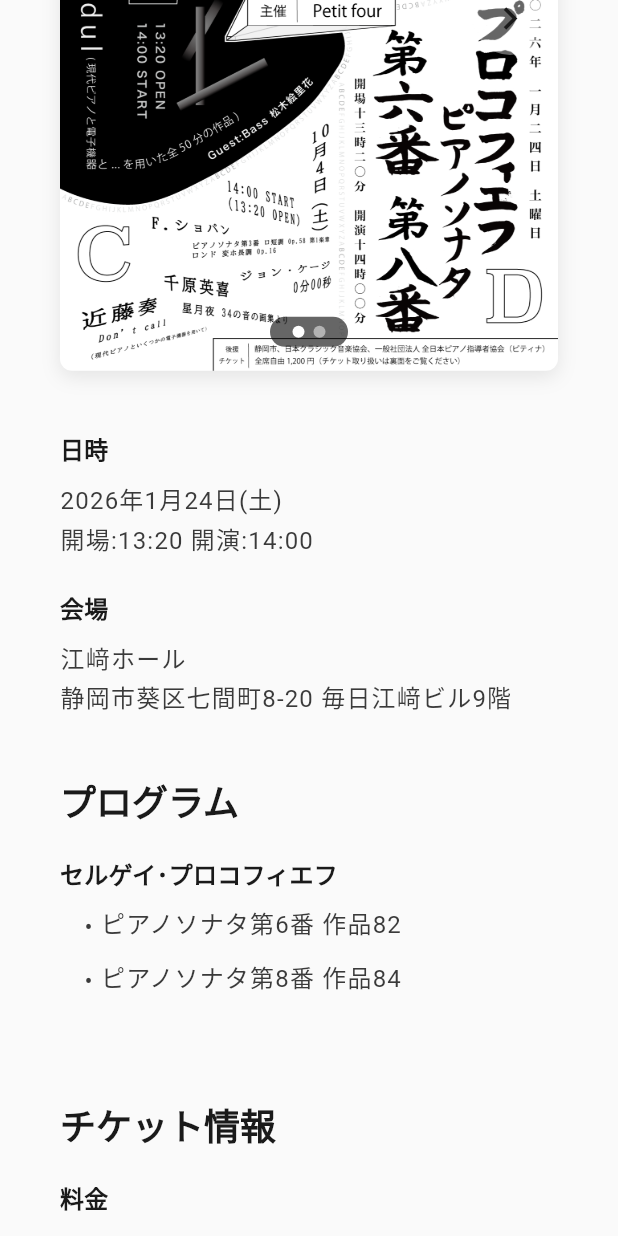
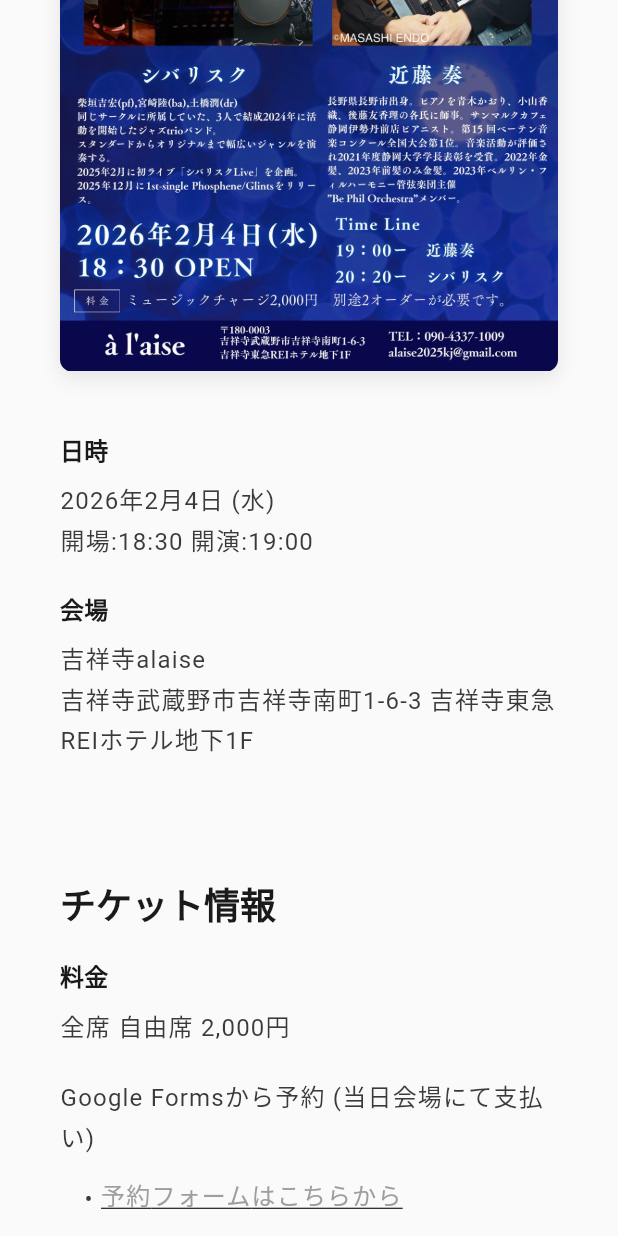
Before and after one commit to Shibatch28/kanade_hp, a Flutter app: the ConcertsScreen widget shown alone on an empty page, opened directly, scrolled down 576 dp, on a phone screen of 412 x 824 dp. Run offline on Flutter 3.47's test engine with Material 3 defaults, Android fonts, the phone set to English and light mode, and no system bars; our stand-ins replace equatable, flutter_bloc, flutter_svg, go_router, google_fonts.

Commit message:
📝 コンサート情報を追加

```diff
--- a/lib/view/screen/concerts_screen.dart
+++ b/lib/view/screen/concerts_screen.dart
@@ -15,26 +15,26 @@
         children: [
           MainVisual(title: 'コンサート情報', imageDirectory: 'concerts', height: 200),
           ConcertInfo(
-            title: '近藤奏ピアノリサイタル D',
-            date: '2026年1月24日(土)',
-            time: '開場:13:20 開演:14:00',
-            venue: '江﨑ホール',
-            address: '静岡市葵区七間町8-20 毎日江﨑ビル9階',
-            flyerImagePaths: const ['assets/flyers/20260124a.png', 'assets/flyers/20260124b.png'],
-            programs: [
-              ProgramItem(composer: 'セルゲイ･プロコフィエフ', pieces: ['ピアノソナタ第6番 作品82', 'ピアノソナタ第8番 作品84']),
+            title: 'シバリスク & 近藤奏 Live',
+            date: '2026年2月4日 (水)',
+            time: '開場:18:30 開演:19:00',
+            venue: '吉祥寺alaise',
+            address: '吉祥寺武蔵野市吉祥寺南町1-6-3 吉祥寺東急REIホテル地下1F',
+            flyerImagePaths: ['assets/flyers/20260204.jpg'],
+            programs: [],
+            ticketPrice: '全席 自由席 2,000円',
+            ticketInfo: 'Google Formsから予約 (当日会場にて支払い)',
+            ticketOptions: [
+              '[予約フォームはこちらから](https://docs.google.com/forms/d/e/1FAIpQLScbhYDBwNYgywEl8AVzW3neUulhiERcSE48Yz9d5Yd3D42slw/viewform)',
             ],
-            ticketPrice: '全席 自由席 1,200円',
-            ticketInfo: 'チケットのお買い求めはチケットぴあをご利用ください。',
-            ticketOptions: ['チケットぴあ (P コード: 317675)'],
           ),
           ConcertInfo(
             title: '近藤奏 ピアノリサイタル',
-            date: '延期',
+            date: '2026年3月13日 (金)',
             time: '開場:18:15 開演:19:00',
             venue: '下北沢アレイホール',
             address: '東京都世田谷区北沢2丁目24-8 下北沢アレイ 3F',
-            flyerImagePaths: const ['assets/flyers/20251205a.jpeg', 'assets/flyers/20251205b.jpeg'],
+            flyerImagePaths: const ['assets/flyers/20260313a.jpeg', 'assets/flyers/20260313b.jpeg'],
             programs: [
               ProgramItem(
                 composer: 'ベートーヴェン',
@@ -47,25 +47,23 @@
             ticketInfo: 'チケットのお買い求めはチケットぴあをご利用ください。',
             ticketOptions: ['チケットぴあ（Pコード:311308）'],
           ),
+          ConcertInfo(
+            title: '近藤奏ピアノリサイタル E',
+            date: '2026年4月4日(土)',
+            time: '開場:13:20 開演:14:00',
+            venue: '江﨑ホール',
+            address: '静岡市葵区七間町8-20 毎日江﨑ビル9階',
+            flyerImagePaths: const ['assets/flyers/20260404a.png', 'assets/flyers/20260404b.png'],
+            programs: [
+              ProgramItem(composer: '近藤奏', pieces: ['やさしいせかいmodul (現代ピアノと電子機器と...を用いた全50分の作品)']),
+            ],
+            ticketPrice: '全席 自由席 1,200円',
+            ticketInfo: 'チケットのお買い求めはチケットぴあをご利用ください。',
+            ticketOptions: ['チケットぴあ (P コード: 317676)'],
+            additionalInfo: 'Guest: 松木絵里花 (Ba.)',
+          ),
           const SizedBox(height: 30),
           const Text('過去のコンサート', style: TextStyle(fontSize: 48), textAlign: TextAlign.center),
-          ConcertInfo(
-            title: '近藤奏 ピアノリサイタル「C」',
-            date: '2025年10月4日(土)',
-            time: '開場:13:20 開演:14:00',
-            venue: '江崎ホール',
-            address: '静岡市葵区七間町8-20 毎日江崎ビル9階',
-            flyerImagePaths: const ['assets/flyers/flyer_C.png'],
-            programs: [
-              ProgramItem(composer: 'ショパン', pieces: ['ピアノソナタ第3番 ロ短調 Op.58 第1楽章', 'ロンド 変ホ長調 Op.16']),
-              ProgramItem(composer: 'ジョン・ケージ', pieces: ['4分33秒']),
-              ProgramItem(composer: '千原英喜', pieces: ['雲丹長者の君の讃頌より']),
-              ProgramItem(composer: '近藤奏', pieces: ['Don\'t call (現代ピアノという6つの電子楽器を用いて)']),
-            ],
-            ticketPrice: '全席 自由席 1200円',
-            ticketInfo: 'チケットのお買い求めはチケットぴあをそのほかプレイガイドをご利用ください。',
-            ticketOptions: ['チケットぴあ（Pコード:307040）', 'すみやグッディ本店（葵区呉服町）', 'TEL:054-255-6722'],
-          ),
           ConcertInfo(
             title: 'お寺今世音(こんさあと)',
             date: '2025年11月15日(金)',
@@ -94,6 +92,37 @@
             ticketInfo: 'チケットの入手場所はこちらから:',
             ticketOptions: ['すみやグッディ本店 (呉服町)', 'Google Forms (当日受付にて入場券お渡し)'],
           ),
+          ConcertInfo(
+            title: '近藤奏 ピアノリサイタル「C」',
+            date: '2025年10月4日(土)',
+            time: '開場:13:20 開演:14:00',
+            venue: '江崎ホール',
+            address: '静岡市葵区七間町8-20 毎日江崎ビル9階',
+            flyerImagePaths: const ['assets/flyers/flyer_C.png'],
+            programs: [
+              ProgramItem(composer: 'ショパン', pieces: ['ピアノソナタ第3番 ロ短調 Op.58 第1楽章', 'ロンド 変ホ長調 Op.16']),
+              ProgramItem(composer: 'ジョン・ケージ', pieces: ['4分33秒']),
+              ProgramItem(composer: '千原英喜', pieces: ['雲丹長者の君の讃頌より']),
+              ProgramItem(composer: '近藤奏', pieces: ['Don\'t call (現代ピアノという6つの電子楽器を用いて)']),
+            ],
+            ticketPrice: '全席 自由席 1200円',
+            ticketInfo: 'チケットのお買い求めはチケットぴあをそのほかプレイガイドをご利用ください。',
+            ticketOptions: ['チケットぴあ（Pコード:307040）', 'すみやグッディ本店（葵区呉服町）', 'TEL:054-255-6722'],
+          ),
+          ConcertInfo(
+            title: '近藤奏ピアノリサイタル D',
+            date: '2026年1月24日(土)',
+            time: '開場:13:20 開演:14:00',
+            venue: '江﨑ホール',
+            address: '静岡市葵区七間町8-20 毎日江﨑ビル9階',
+            flyerImagePaths: const ['assets/flyers/20260124a.png', 'assets/flyers/20260124b.png'],
+            programs: [
+              ProgramItem(composer: 'セルゲイ･プロコフィエフ', pieces: ['ピアノソナタ第6番 作品82', 'ピアノソナタ第8番 作品84']),
+            ],
+            ticketPrice: '全席 自由席 1,200円',
+            ticketInfo: 'チケットのお買い求めはチケットぴあをご利用ください。',
+            ticketOptions: ['チケットぴあ (P コード: 317675)'],
+          ),
         ],
       ),
     );
--- a/lib/view/widget/concert_info.dart
+++ b/lib/view/widget/concert_info.dart
@@ -1,11 +1,10 @@
+import 'package:flutter/gestures.dart';
 import 'package:flutter/material.dart';
 import 'package:kanade_hp/theme/app_theme.dart';
 import 'package:kanade_hp/utils/responsive.dart';
+import 'package:url_launcher/url_launcher.dart';
 
 /// 演奏会情報を表示するウィジェット。
-///
-/// 演奏会の詳細情報、プログラム、チケット情報を表示します。
-/// 複数のフライヤー画像がある場合は、矢印ボタンで切り替えられます。
 class ConcertInfo extends StatefulWidget {
   final String title;
   final String date;
@@ -17,6 +16,7 @@
   final String ticketPrice;
   final String ticketInfo;
   final List<String> ticketOptions;
+  final String additionalInfo; // finalを推奨するため追加しましたが、元のままでも動作します
 
   const ConcertInfo({
     super.key,
@@ -30,6 +30,7 @@
     required this.ticketPrice,
     required this.ticketInfo,
     required this.ticketOptions,
+    this.additionalInfo = '',
   });
 
   @override
@@ -62,11 +63,7 @@
       padding: const EdgeInsets.all(40),
       child: Column(
         crossAxisAlignment: CrossAxisAlignment.stretch,
-        children: [
-          _buildTitle(context),
-          const SizedBox(height: 40),
-          _buildMainContent(context), // ここにすべてが含まれるようになります
-        ],
+        children: [_buildTitle(context), const SizedBox(height: 40), _buildMainContent(context)],
       ),
     );
   }
@@ -100,6 +97,9 @@
           _buildProgramSection(context),
           const SizedBox(height: 40),
           _buildTicketSection(context),
+          // 追加: 追加情報セクション
+          const SizedBox(height: 40),
+          _buildAdditionalInfoSection(context),
         ],
       );
     }
@@ -117,7 +117,7 @@
             ),
           ),
         if (widget.flyerImagePaths.isNotEmpty) const SizedBox(width: 40),
-        // 右側：日時・会場情報 + プログラム + チケット情報
+        // 右側：日時・会場情報 + プログラム + チケット情報 + 追加情報
         Expanded(
           flex: 3,
           child: Column(
@@ -128,12 +128,17 @@
               _buildProgramSection(context),
               const SizedBox(height: 40),
               _buildTicketSection(context),
+              // 追加: 追加情報セクション
+              const SizedBox(height: 40),
+              _buildAdditionalInfoSection(context),
             ],
           ),
         ),
       ],
     );
   }
+
+  // ... (途中省略: _buildEventDetails, _buildFlyerImageSection, _buildProgramSection などは変更なし) ...
 
   /// イベントの詳細情報（日時、会場）を構築します。
   Widget _buildEventDetails(BuildContext context) {
@@ -147,7 +152,6 @@
     );
   }
 
-  /// 詳細情報の個別アイテムを構築します。
   Widget _buildDetailItem(BuildContext context, String label, String content) {
     return Column(
       crossAxisAlignment: CrossAxisAlignment.start,
@@ -162,27 +166,22 @@
         const SizedBox(height: 8),
         Text(
           content,
-          style: Theme.of(context).textTheme.bodyLarge?.copyWith(
-            color: AppTheme.darkGrey,
-            height: 1.6,
-          ),
+          style: Theme.of(
+            context,
+          ).textTheme.bodyLarge?.copyWith(color: AppTheme.darkGrey, height: 1.6),
         ),
       ],
     );
   }
 
-  /// フライヤー画像セクションを構築します（複数画像に対応）。
   Widget _buildFlyerImageSection() {
     if (widget.flyerImagePaths.isEmpty) {
       return const SizedBox.shrink();
     }
-
     final hasMultipleImages = widget.flyerImagePaths.length > 1;
-
     return Stack(
       alignment: Alignment.center,
       children: [
-        // 画像
         Container(
           decoration: BoxDecoration(
             borderRadius: BorderRadius.circular(8),
@@ -196,47 +195,27 @@
           ),
           child: ClipRRect(
             borderRadius: BorderRadius.circular(8),
-            child: Image.asset(
-              widget.flyerImagePaths[_currentImageIndex],
-              fit: BoxFit.contain,
-            ),
+            child: Image.asset(widget.flyerImagePaths[_currentImageIndex], fit: BoxFit.contain),
           ),
         ),
-        // 左矢印ボタン
         if (hasMultipleImages && _currentImageIndex > 0)
           Positioned(
             left: 8,
-            child: _buildNavigationButton(
-              icon: Icons.chevron_left,
-              onPressed: _previousImage,
-            ),
+            child: _buildNavigationButton(icon: Icons.chevron_left, onPressed: _previousImage),
           ),
-        // 右矢印ボタン
-        if (hasMultipleImages &&
-            _currentImageIndex < widget.flyerImagePaths.length - 1)
+        if (hasMultipleImages && _currentImageIndex < widget.flyerImagePaths.length - 1)
           Positioned(
             right: 8,
-            child: _buildNavigationButton(
-              icon: Icons.chevron_right,
-              onPressed: _nextImage,
-            ),
+            child: _buildNavigationButton(icon: Icons.chevron_right, onPressed: _nextImage),
           ),
-        // インジケーター
         if (hasMultipleImages) Positioned(bottom: 16, child: _buildIndicator()),
       ],
     );
   }
 
-  /// ナビゲーションボタンを構築します。
-  Widget _buildNavigationButton({
-    required IconData icon,
-    required VoidCallback onPressed,
-  }) {
+  Widget _buildNavigationButton({required IconData icon, required VoidCallback onPressed}) {
     return Container(
-      decoration: BoxDecoration(
-        color: Colors.white.withValues(alpha: 0.4),
-        shape: BoxShape.circle,
-      ),
+      decoration: BoxDecoration(color: Colors.white.withValues(alpha: 0.4), shape: BoxShape.circle),
       child: IconButton(
         icon: Icon(icon, color: AppTheme.primaryBlack),
         onPressed: onPressed,
@@ -245,7 +224,6 @@
     );
   }
 
-  /// 画像インジケーターを構築します。
   Widget _buildIndicator() {
     return Container(
       padding: const EdgeInsets.symmetric(horizontal: 12, vertical: 6),
@@ -264,9 +242,7 @@
             decoration: BoxDecoration(
               shape: BoxShape.circle,
               color:
-                  index == _currentImageIndex
-                      ? Colors.white
-                      : Colors.white.withValues(alpha: 0.5),
+                  index == _currentImageIndex ? Colors.white : Colors.white.withValues(alpha: 0.5),
             ),
           ),
         ),
@@ -274,8 +250,10 @@
     );
   }
 
-  /// プログラムセクションを構築します。
   Widget _buildProgramSection(BuildContext context) {
+    if (!widget.programs.isNotEmpty) {
+      return const SizedBox.shrink();
+    }
     return Column(
       crossAxisAlignment: CrossAxisAlignment.start,
       children: [
@@ -287,14 +265,11 @@
           ),
         ),
         const SizedBox(height: 20),
-        ...widget.programs.map(
-          (program) => _buildProgramItem(context, program),
-        ),
+        ...widget.programs.map((program) => _buildProgramItem(context, program)),
       ],
     );
   }
 
-  /// プログラムの個別アイテムを構築します。
   Widget _buildProgramItem(BuildContext context, ProgramItem program) {
     return Padding(
       padding: const EdgeInsets.only(bottom: 20),
@@ -324,10 +299,9 @@
                   Expanded(
                     child: Text(
                       piece,
-                      style: Theme.of(context).textTheme.bodyLarge?.copyWith(
-                        color: AppTheme.darkGrey,
-                        height: 1.6,
-                      ),
+                      style: Theme.of(
+                        context,
+                      ).textTheme.bodyLarge?.copyWith(color: AppTheme.darkGrey, height: 1.6),
                     ),
                   ),
                 ],
@@ -356,10 +330,9 @@
         const SizedBox(height: 20),
         Text(
           widget.ticketInfo,
-          style: Theme.of(context).textTheme.bodyLarge?.copyWith(
-            color: AppTheme.darkGrey,
-            height: 1.6,
-          ),
+          style: Theme.of(
+            context,
+          ).textTheme.bodyLarge?.copyWith(color: AppTheme.darkGrey, height: 1.6),
         ),
         const SizedBox(height: 12),
         ...widget.ticketOptions.map(
@@ -370,17 +343,15 @@
               children: [
                 Text(
                   '• ',
-                  style: Theme.of(
-                    context,
-                  ).textTheme.bodyLarge?.copyWith(color: AppTheme.darkGrey),
+                  style: Theme.of(context).textTheme.bodyLarge?.copyWith(color: AppTheme.darkGrey),
                 ),
                 Expanded(
-                  child: Text(
+                  child: _buildMarkdownText(
+                    context,
                     option,
-                    style: Theme.of(context).textTheme.bodyLarge?.copyWith(
-                      color: AppTheme.darkGrey,
-                      height: 1.6,
-                    ),
+                    Theme.of(
+                      context,
+                    ).textTheme.bodyLarge?.copyWith(color: AppTheme.darkGrey, height: 1.6),
                   ),
                 ),
               ],
@@ -389,6 +360,75 @@
         ),
       ],
     );
+  }
+
+  /// 追加: 追加情報セクションを構築します。
+  Widget _buildAdditionalInfoSection(BuildContext context) {
+    // 情報が空なら表示しない
+    if (widget.additionalInfo.isEmpty) {
+      return const SizedBox.shrink();
+    }
+
+    return Column(
+      crossAxisAlignment: CrossAxisAlignment.start,
+      children: [
+        Text(
+          '追加情報',
+          style: Theme.of(context).textTheme.headlineSmall?.copyWith(
+            fontWeight: FontWeight.bold,
+            color: AppTheme.primaryBlack,
+          ),
+        ),
+        const SizedBox(height: 20),
+        // 通常テキストとリンクに対応させるためMarkdownメソッドを使用
+        _buildMarkdownText(
+          context,
+          widget.additionalInfo,
+          Theme.of(context).textTheme.bodyLarge?.copyWith(color: AppTheme.darkGrey, height: 1.6),
+        ),
+      ],
+    );
+  }
+
+  /// [リンク名](URL) 形式の文字列を解析し、リンク付きのRichTextを返す
+  Widget _buildMarkdownText(BuildContext context, String text, TextStyle? style) {
+    final RegExp linkRegExp = RegExp(r'\[([^\]]+)\]\(([^)]+)\)');
+    final List<InlineSpan> spans = [];
+    int start = 0;
+
+    for (final Match match in linkRegExp.allMatches(text)) {
+      if (match.start > start) {
+        spans.add(TextSpan(text: text.substring(start, match.start), style: style));
+      }
+
+      final String linkText = match.group(1)!;
+      final String url = match.group(2)!;
+
+      spans.add(
+        TextSpan(
+          text: linkText,
+          style: style?.copyWith(color: Colors.grey, decoration: TextDecoration.underline),
+          recognizer:
+              TapGestureRecognizer()
+                ..onTap = () async {
+                  final Uri uri = Uri.parse(url);
+                  if (await canLaunchUrl(uri)) {
+                    await launchUrl(uri);
+                  } else {
+                    debugPrint('Could not launch $url');
+                  }
+                },
+        ),
+      );
+
+      start = match.end;
+    }
+
+    if (start < text.length) {
+      spans.add(TextSpan(text: text.substring(start), style: style));
+    }
+
+    return RichText(text: TextSpan(children: spans));
   }
 }
 
```
Also changed, not shown: assets/flyers/20260204.jpg (added), assets/flyers/20260313a.jpeg (added), assets/flyers/20260313b.jpeg (added), assets/flyers/20260404a.png (added), assets/flyers/20260404b.png (added).
